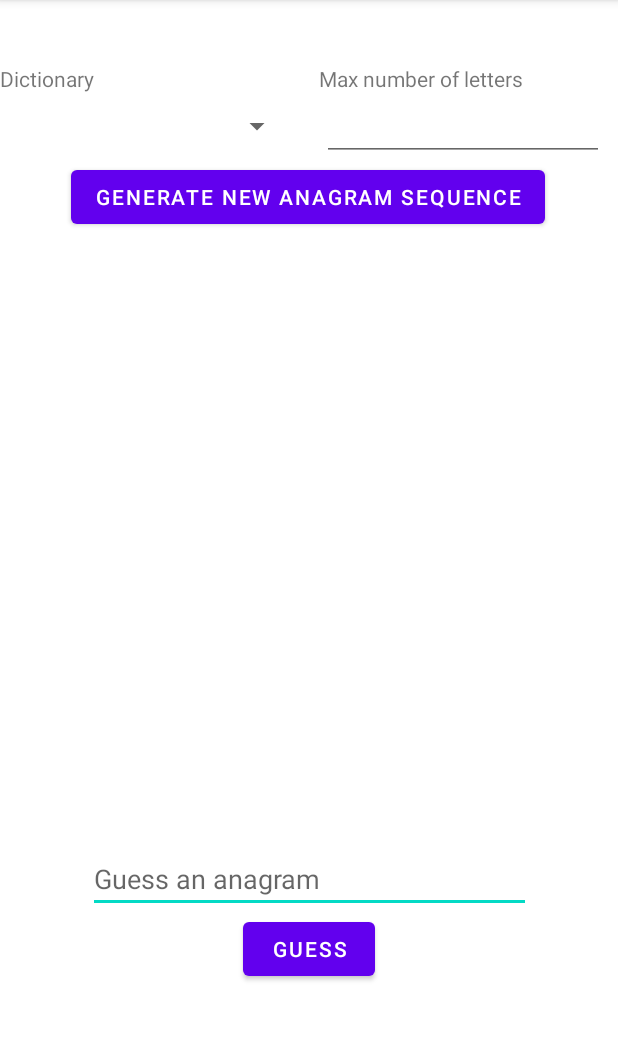
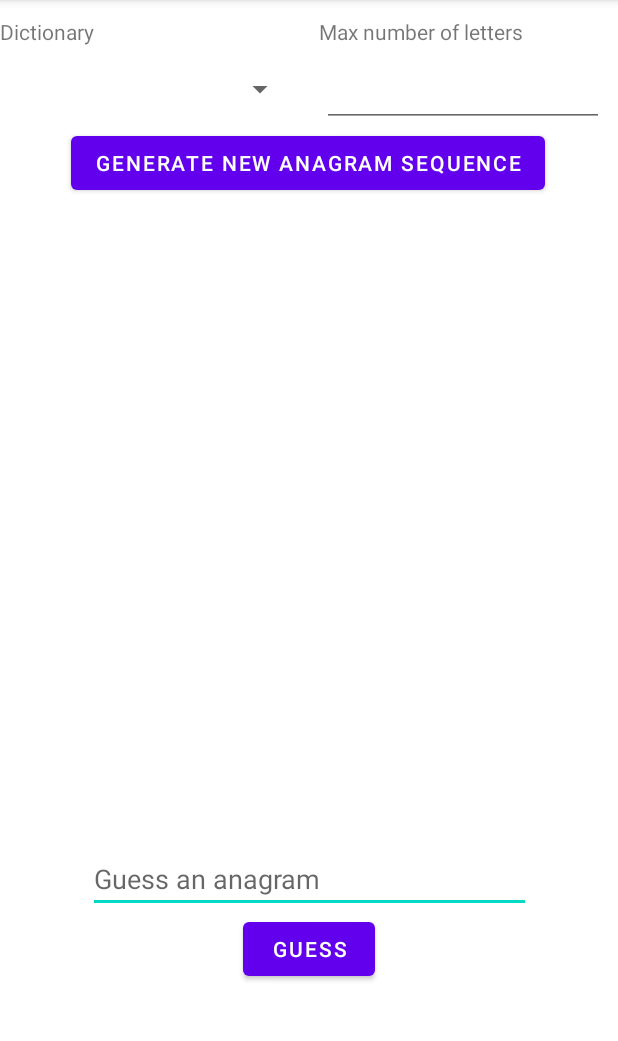
Before and after one commit to Kax2/ProjetAnagramQuest, an Android app: the screen it shows after launch (MainActivity), on a phone screen of 412 x 824 dp, the part 84-1125 px from its top. Run offline under Robolectric (Android 15) with nearby library versions, the light colour scheme and no system bars; our stand-ins replace Volley; network calls fail.

Commit message:
Finished android app

```diff
--- a/AnagramQuestApp/app/src/main/java/com/example/anagramquestapp/MainActivity.java
+++ b/AnagramQuestApp/app/src/main/java/com/example/anagramquestapp/MainActivity.java
@@ -1,6 +1,4 @@
 package com.example.anagramquestapp;
-
-import androidx.appcompat.app.AppCompatActivity;
 
 import android.os.Bundle;
 import android.util.Log;
@@ -9,14 +7,20 @@ import android.widget.AdapterView;
 import android.widget.ArrayAdapter;
 import android.widget.Button;
 import android.widget.EditText;
+import android.widget.ProgressBar;
 import android.widget.Spinner;
 import android.widget.TextView;
 import android.widget.Toast;
 
+import androidx.appcompat.app.AppCompatActivity;
+
+import com.android.volley.DefaultRetryPolicy;
 import com.android.volley.Request;
 import com.android.volley.RequestQueue;
 import com.android.volley.Response;
+import com.android.volley.RetryPolicy;
 import com.android.volley.VolleyError;
+import com.android.volley.toolbox.JsonArrayRequest;
 import com.android.volley.toolbox.StringRequest;
 import com.android.volley.toolbox.Volley;
 
@@ -31,37 +35,59 @@ public class MainActivity extends AppCompatActivity
     implements AdapterView.OnItemSelectedListener{
 
     private String selectedDictionary;
-
     private Game game;
-
-    private ArrayList<String> availableDictionaries = new ArrayList<>();
+    /* Ip address of the web server that hosts the generation of anagram sequences */
+    private static final String IPaddress = "192.168.1.76";
     /* On emulator use 10.0.2.2 ip address to access host machine address ip  */
-    private String URLtoDictionaries = "http://192.168.1.76:8888/dictionaries";
-    private String URLtoGenerateAnagramSequence = "https://localhost:8888/game/:dictionary/:n";
-
+    private static final String URLtoDictionaries = "http://"+IPaddress+":8888/dictionaries";
+    private final String URLtoGenerateAnagramSequence = "http://"+IPaddress+":8888/game/:dictionary/:n";
     @Override
     protected void onCreate(Bundle savedInstanceState) {
         super.onCreate(savedInstanceState);
         setContentView(R.layout.activity_main);
 
-        /* For testing purposes */
-        /*
-        availableDictionaries.add("english");
-        availableDictionaries.add("french");
-         */
+        final ProgressBar simpleProgressBar = (ProgressBar) findViewById(R.id.waitForAnagramProgressBar);
+        simpleProgressBar.setVisibility(View.INVISIBLE);
 
-        fetchDictionaryList();
+        Log.i("URLs","URL to dictionnaries : " + URLtoDictionaries);
+        Log.i("URLs","URL to anagram generator : "+ URLtoGenerateAnagramSequence);
 
+        /* Creating of an Array of dictionaries for the app to use */
+        ArrayAdapter dictAdapter = new ArrayAdapter(
+                this,
+                androidx.appcompat.R.layout.support_simple_spinner_dropdown_item,
+                new ArrayList());
+
+        /* Creation of a spinner to display and select a dictionary to use */
         Spinner dictionarySelect = findViewById(R.id.dictionarySelect);
         dictionarySelect.setOnItemSelectedListener(this);
-
-        ArrayAdapter<String> dictAdapter = new ArrayAdapter(
-                this,
-                androidx.appcompat.R.layout.support_simple_spinner_dropdown_item,
-                availableDictionaries);
-
         dictionarySelect.setAdapter(dictAdapter);
 
+        /* Sending Request to fetch list of dictionaries available */
+        RequestQueue queue = Volley.newRequestQueue(this);
+        JsonArrayRequest jsonArrayRequest = new JsonArrayRequest(URLtoDictionaries, new Response.Listener<JSONArray>() {
+            @Override
+            public void onResponse(JSONArray response) {
+                for (int i = 0; i < response.length(); i++) {
+                    try {
+
+                        dictAdapter.add(response.getJSONObject(i).getString("language"));
+
+                    } catch (JSONException e) {
+                        Log.e("JsonRequest", e.toString());
+                    }
+                }
+            }
+        }, new Response.ErrorListener() {
+            @Override
+            public void onErrorResponse(VolleyError error) {
+                Toast.makeText(MainActivity.this, "Could not connect to : "+URLtoDictionaries+" to fetch dictionary", Toast.LENGTH_SHORT).show();
+            }
+        }
+        );
+
+        queue.add(jsonArrayRequest);
+        /* Creation of a Button to send a request to generate a sequence of anagrams */
         Button generateAnagramButton = findViewById(R.id.generateAnagramButton);
         generateAnagramButton.setOnClickListener(
                 new View.OnClickListener() {
@@ -69,6 +95,8 @@ public class MainActivity extends AppCompatActivity
                     public void onClick(View view) {
                         EditText maxNumberOfLettersInput = (EditText) findViewById(R.id.maxNumberOfLettersInput);
                         String maxNumberOfLettersString = maxNumberOfLettersInput.getText().toString();
+
+                        Log.i("dict", "Selected dictionary : " +selectedDictionary);
 
                         int maxNumberOfLetters=0;
 
@@ -85,21 +113,45 @@ public class MainActivity extends AppCompatActivity
                             return;
                         }
 
-                        ArrayList<ArrayList<String>> anagramSequence = requestSequence(maxNumberOfLetters);
+                        String url = URLtoGenerateAnagramSequence.replace(":dictionary",selectedDictionary).replace(":n",maxNumberOfLettersString);
 
-                        if(anagramSequence.isEmpty()){
-                            Toast.makeText(MainActivity.this,"Could not generate a anagram sequence",Toast.LENGTH_LONG).show();
-                            return;
+                        ArrayList<ArrayList<String>> anagramSequence = new ArrayList<>();
+                        JsonArrayRequest jsonArrayRequest = new JsonArrayRequest(url, new Response.Listener<JSONArray>() {
+                            @Override
+                            public void onResponse(JSONArray response) {
+                                for (int i = 0; i < response.length(); i++) {
+                                    try {
+                                        String[] words = response.getJSONObject(i).get("words").toString().split(",");
+                                        anagramSequence.add(new ArrayList<>(Arrays.asList(words)));
+
+                                    } catch (JSONException e) {
+                                        Log.e("JsonRequest", e.toString());
+                                    }
+                                }
+                                game = new Game(anagramSequence);
+                                if(!game.isGameStarted()){
+                                    Toast.makeText(MainActivity.this, "Anagram sequence is empty, please try to generate a new sequence", Toast.LENGTH_SHORT).show();
+                                    return;
+                                }
+
+                                simpleProgressBar.setVisibility(View.INVISIBLE);
+
+                                Log.i("Sequence",game.printAnagramSequence());
+                                showAnagramToGuess();
+                            }
+                        }, new Response.ErrorListener() {
+                            @Override
+                            public void onErrorResponse(VolleyError error) {
+                                Toast.makeText(MainActivity.this, "Could not connect to : "+url+" to generate an anagram sequence", Toast.LENGTH_SHORT).show();
+                            }
                         }
+                        );
+                        int socketTimeout = 120000;//30 seconds - change to what you want
+                        RetryPolicy policy = new DefaultRetryPolicy(socketTimeout, DefaultRetryPolicy.DEFAULT_MAX_RETRIES, DefaultRetryPolicy.DEFAULT_BACKOFF_MULT);
+                        jsonArrayRequest.setRetryPolicy(policy);
 
-                        game = new Game(anagramSequence);
-
-                        showAnagramToGuess();
-
-                        Log.i("Sequence", anagramSequence.toString());
-
-
-                        Log.i("dictSelected",selectedDictionary);
+                        simpleProgressBar.setVisibility(View.VISIBLE);
+                        queue.add(jsonArrayRequest);
 
                     }
                 }
@@ -113,8 +165,6 @@ public class MainActivity extends AppCompatActivity
                 EditText guessInput = findViewById(R.id.guessInput);
                 String guessString = guessInput.getText().toString();
 
-                Log.i("Debug", "HERE");
-
                 if(game==null){
                     return;
                 }
@@ -122,37 +172,40 @@ public class MainActivity extends AppCompatActivity
                     return;
                 }
 
+                Log.i("Guess","Guess : "+guessString+" is correct ? "+game.answerIsCorrect(guessString));
                 if(game.answerIsCorrect(guessString)){
+
                     Toast.makeText(MainActivity.this, "Correct answer !" ,Toast.LENGTH_LONG).show();
+
                     if(!game.setNextAnagramToGuess()){
+                        Log.i("Guess","HERE");
                         Toast.makeText(MainActivity.this, "You WIN !" ,Toast.LENGTH_LONG).show();
                         TextView anagramTextView = findViewById(R.id.anagramToGuess);
                         anagramTextView.setText("");
+                    }else{
+                        showAnagramToGuess();
                     }
-
+                }else{
+                    Toast.makeText(MainActivity.this, "Wrong ! Try again !" ,Toast.LENGTH_LONG).show();
                 }
 
             }
             });
 
 
-
     }
-
-
+    /* Methods of the Spinner */
     @Override
     public void onItemSelected(AdapterView<?> adapterView, View view, int i, long l) {
 
-        selectedDictionary = availableDictionaries.get(i);
-        Log.d("MyAPP","dictionary selected : "+ availableDictionaries.get(i));
+        selectedDictionary = adapterView.getSelectedItem().toString();
+        Log.i("MyAPP","dictionary selected"+ selectedDictionary);
 
     }
-
     @Override
     public void onNothingSelected(AdapterView<?> adapterView) {
 
     }
-
     private ArrayList<ArrayList<String>> requestSequence(int maxNumberOfLetters){
         RequestQueue queue = Volley.newRequestQueue(this);
         String url = URLtoGenerateAnagramSequence.replace(":dictionary",selectedDictionary);
@@ -189,38 +242,11 @@ public class MainActivity extends AppCompatActivity
         queue.add(stringRequest);
         return returnSequence;
     }
-
-    private void fetchDictionaryList(){
-
-        RequestQueue queue = Volley.newRequestQueue(this);
-        StringRequest stringRequest = new StringRequest(Request.Method.GET, URLtoDictionaries,
-                new Response.Listener<String>() {
-                    @Override
-                    public void onResponse(String response) {
-                        try {
-                            JSONArray dictionaryListJSON = new JSONArray(response);
-                            for (int i = 0; i < dictionaryListJSON.length(); i++) {
-                                JSONObject obj = dictionaryListJSON.getJSONObject(i);
-                                availableDictionaries.add((String) obj.get("language"));
-                            }
-                        } catch (JSONException e) {
-                            Log.e(getClass().getName(), "Problem creating JSON Array", e);
-                        }
-                    }
-                }, new Response.ErrorListener() {
-            @Override
-            public void onErrorResponse(VolleyError error) {
-                Log.e(getClass().getName(), "Error when retrieving data", error);
-                Toast.makeText(MainActivity.this, error.getLocalizedMessage(), Toast.LENGTH_LONG).show();
-            }
-        });
-        queue.add(stringRequest);
-    }
-
     private void showAnagramToGuess(){
 
         TextView anagramTextView = findViewById(R.id.anagramToGuess);
         anagramTextView.setText(game.getCurrentAnagramToGuess());
 
     }
+
 }
--- a/AnagramQuestApp/app/src/main/res/layout/activity_main.xml
+++ b/AnagramQuestApp/app/src/main/res/layout/activity_main.xml
@@ -8,9 +8,9 @@
 
     <Spinner
         android:id="@+id/dictionarySelect"
-        android:layout_width="195dp"
-        android:layout_height="23dp"
-        android:layout_marginBottom="12dp"
+        android:layout_width="197dp"
+        android:layout_height="34dp"
+        android:layout_marginBottom="8dp"
         android:spinnerMode="dropdown"
         app:layout_constraintBottom_toTopOf="@+id/guideline3"
         app:layout_constraintEnd_toStartOf="@+id/maxNumberOfLettersInput"
@@ -77,14 +77,14 @@
         android:layout_width="wrap_content"
         android:layout_height="wrap_content"
         android:orientation="horizontal"
-        app:layout_constraintGuide_percent="0.13953489" />
+        app:layout_constraintGuide_percent="0.11" />
 
     <androidx.constraintlayout.widget.Guideline
         android:id="@+id/guideline4"
         android:layout_width="wrap_content"
         android:layout_height="wrap_content"
         android:orientation="horizontal"
-        app:layout_constraintGuide_percent="0.08071136" />
+        app:layout_constraintGuide_percent="0.04" />
 
     <Button
         android:id="@+id/guessButton"
@@ -120,4 +120,14 @@
         app:layout_constraintStart_toStartOf="parent"
         app:layout_constraintTop_toTopOf="@+id/guideline5" />
 
+    <ProgressBar
+        android:id="@+id/waitForAnagramProgressBar"
+        style="?android:attr/progressBarStyle"
+        android:layout_width="109dp"
+        android:layout_height="102dp"
+        app:layout_constraintBottom_toTopOf="@+id/guideline6"
+        app:layout_constraintEnd_toEndOf="parent"
+        app:layout_constraintStart_toStartOf="parent"
+        app:layout_constraintTop_toTopOf="@+id/guideline5" />
+
 </androidx.constraintlayout.widget.ConstraintLayout>
```
Also changed, not shown: AnagramQuestApp/app/src/main/java/com/example/anagramquestapp/Game.java (+5 -2 lines), AnagramQuestApp/app/src/main/java/com/example/anagramquestapp/VolleyCallback.java (added, +10 -0 lines).
